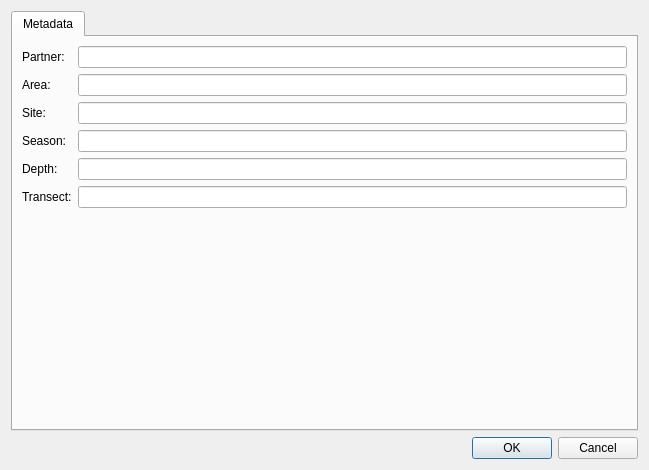
The window that src/preprocessor/gui/project_settings_dialog.ui (CAMBioMed/preprocessor) describes before a commit, drawn with Qt 5.
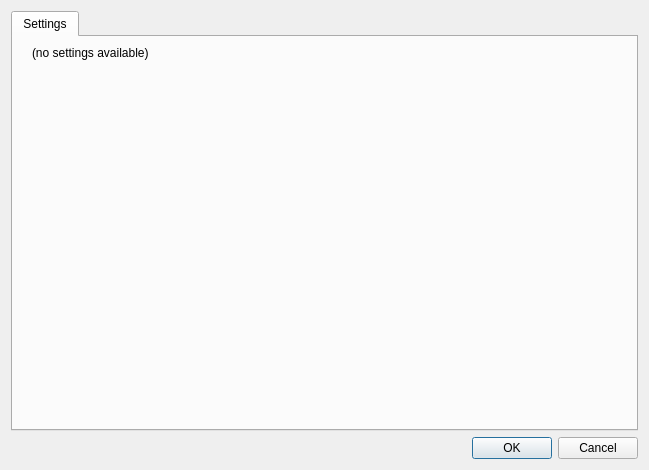
The same window after the commit.

Commit message: Remove unused project settings

Patch:
```diff
--- a/src/preprocessor/gui/project_settings_dialog.ui
+++ b/src/preprocessor/gui/project_settings_dialog.ui
@@ -21,69 +21,36 @@
      </property>
      <widget class="QWidget" name="tabMetadata">
       <attribute name="title">
-       <string>Metadata</string>
+       <string>Settings</string>
       </attribute>
       <layout class="QFormLayout" name="formLayout_2">
-       <item row="0" column="0">
-        <widget class="QLabel" name="lblPartner">
-         <property name="text">
-          <string>Partner:</string>
-         </property>
-        </widget>
-       </item>
        <item row="0" column="1">
-        <widget class="QLineEdit" name="txtPartner"/>
-       </item>
-       <item row="1" column="0">
-        <widget class="QLabel" name="lblArea">
+        <widget class="QLabel" name="labelExplanation">
          <property name="text">
-          <string>Area:</string>
+          <string>(no settings available)</string>
          </property>
         </widget>
        </item>
        <item row="1" column="1">
-        <widget class="QLineEdit" name="txtArea"/>
-       </item>
-       <item row="2" column="0">
-        <widget class="QLabel" name="lblSite">
-         <property name="text">
-          <string>Site:</string>
+        <spacer name="verticalSpacer">
+         <property name="orientation">
+          <enum>Qt::Orientation::Vertical</enum>
          </property>
-        </widget>
-       </item>
-       <item row="2" column="1">
-        <widget class="QLineEdit" name="txtSite"/>
-       </item>
-       <item row="3" column="0">
-        <widget class="QLabel" name="lblSeason">
-         <property name="text">
-          <string>Season:</string>
+         <property name="sizeHint" stdset="0">
+          <size>
+           <width>20</width>
+           <height>40</height>
+          </size>
          </property>
-        </widget>
+        </spacer>
        </item>
-       <item row="3" column="1">
-        <widget class="QLineEdit" name="txtSeason"/>
-       </item>
-       <item row="4" column="0">
-        <widget class="QLabel" name="lblDepth">
+       <item row="0" column="0">
+        <widget class="QLabel" name="labelEmpty">
          <property name="text">
-          <string>Depth:</string>
+          <string> </string>
          </property>
         </widget>
        </item>
-       <item row="4" column="1">
-        <widget class="QLineEdit" name="txtDepth"/>
-       </item>
-       <item row="5" column="0">
-        <widget class="QLabel" name="lblTransect">
-         <property name="text">
-          <string>Transect:</string>
-         </property>
-        </widget>
-       </item>
-       <item row="5" column="1">
-        <widget class="QLineEdit" name="txtTransect"/>
-       </item>
       </layout>
      </widget>
     </widget>
```
Left out of the diff: 2 changed lines with no effect on the pictures. The commit also changes 3 other files.
